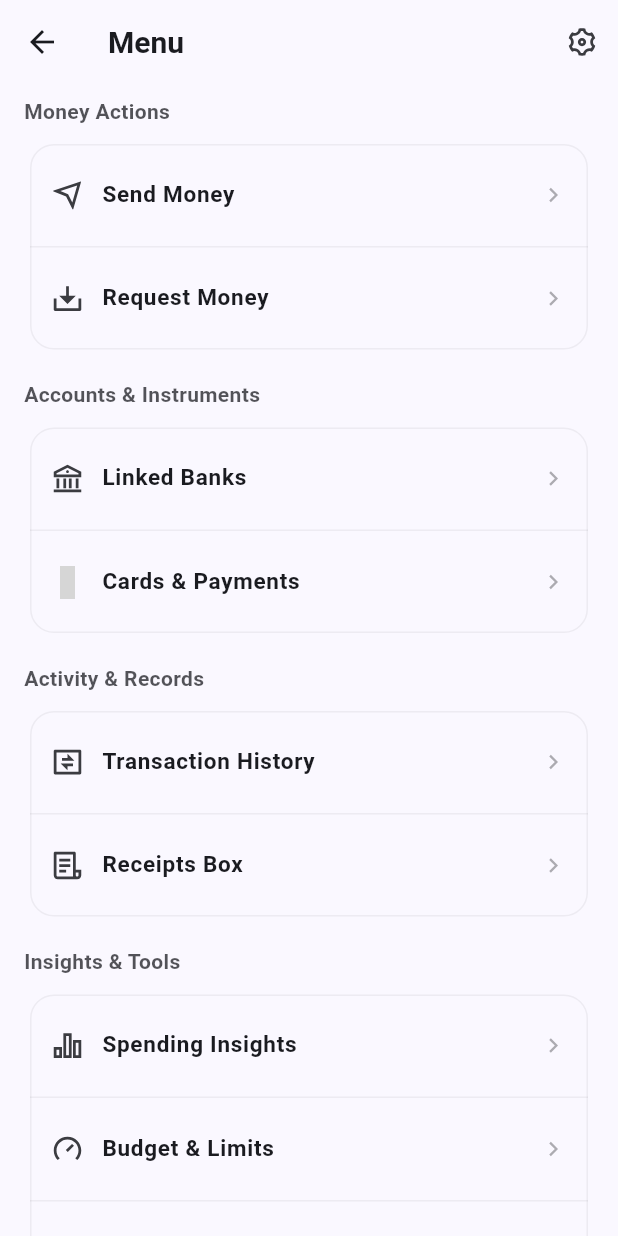
After one commit to hikaripay11/hikari-client, a Flutter app: the MenuView screen opened directly, on a phone screen of 412 x 824 dp. The commit adds this screen. Run offline on Flutter 3.47's test engine with Material 3 defaults, Android fonts, the phone set to English and light mode, and no system bars; our stand-ins replace remixicon; Roboto replaces fonts that are missing (SF Pro Display); grey boxes are pictures that could not be loaded.

Commit message:
feat(menu): implement full MenuView with feature-based folder structure
- Added MenuView under lib/features/menu/
- Structured all service sections (Money Actions, Accounts, Activity, Insights, Rewards, Support)
- Integrated Remix Icons and adaptive ColorScheme
- Added AppBar with top-right Settings entry placeholder
- Prepared routing hooks for each menu item (TODO)

```diff
--- a/lib/features/home/home_view.dart
+++ b/lib/features/home/home_view.dart
@@ -1,3 +1,4 @@
+// lib/features/home/home_view.dart
 import 'package:flutter/material.dart';
 import 'package:intl/intl.dart';
 import '../../design_system/colors.dart';
--- a/lib/features/home/widgets/account_card.dart
+++ b/lib/features/home/widgets/account_card.dart
@@ -1,3 +1,4 @@
+// lib/features/home/widgets/account_card.dart
 import 'dart:ui' show FontFeature;
 import 'package:flutter/material.dart';
 import 'package:intl/intl.dart';
--- /dev/null
+++ b/lib/features/menu/menu_view.dart
@@ -0,0 +1,178 @@
+// lib/features/menu/menu_view.dart
+import 'package:flutter/material.dart';
+import 'package:remixicon/remixicon.dart';
+import '../../design_system/colors.dart'; // HikariColor 접근 경로 수정
+
+class MenuView extends StatelessWidget {
+    const MenuView({super.key});
+
+    @override
+    Widget build(BuildContext context) {
+        final cs = Theme.of(context).colorScheme;
+
+        return Scaffold(
+            backgroundColor: cs.surface,
+            appBar: AppBar(
+                backgroundColor: cs.surface,
+                elevation: 0,
+                centerTitle: false,
+                title: Text(
+                    'Menu',
+                    style: TextStyle(
+                        color: cs.onSurface,
+                        fontWeight: FontWeight.w700,
+                        fontSize: 20,
+                    ),
+                ),
+                actions: [
+                    IconButton(
+                        icon: const Icon(Remix.settings_3_line, size: 22),
+                        color: cs.onSurface.withOpacity(0.85),
+                        tooltip: 'Settings',
+                        onPressed: () {
+                            // TODO: SettingsView 연결
+                            // Navigator.push(context, MaterialPageRoute(builder: (_) => const SettingsView()));
+                        },
+                    ),
+                ],
+            ),
+            body: ListView(
+                padding: const EdgeInsets.fromLTRB(16, 8, 16, 24),
+                children: [
+                    _Section(
+                        title: 'Money Actions',
+                        items: const [
+                            _ItemData('Send Money', Remix.send_plane_line),
+                            _ItemData('Request Money', Remix.download_2_line),
+                        ],
+                    ),
+                    _Section(
+                        title: 'Accounts & Instruments',
+                        items: const [
+                            _ItemData('Linked Banks', Remix.bank_line),
+                            _ItemData('Cards & Payments', Remix.credit_card_line),
+                        ],
+                    ),
+                    _Section(
+                        title: 'Activity & Records',
+                        items: const [
+                            _ItemData('Transaction History', Remix.exchange_box_line),
+                            _ItemData('Receipts Box', Remix.file_list_3_line),
+                        ],
+                    ),
+                    _Section(
+                        title: 'Insights & Tools',
+                        items: const [
+                            _ItemData('Spending Insights', Remix.bar_chart_2_line),
+                            _ItemData('Budget & Limits', Remix.speed_up_line),
+                            _ItemData('Currency Rates', Remix.exchange_line),
+                        ],
+                    ),
+                    _Section(
+                        title: 'Rewards & Growth',
+                        items: const [
+                            _ItemData('Rewards & Points', Remix.gift_line),
+                            _ItemData('Offers & Coupons', Remix.price_tag_3_line),
+                            _ItemData('Invite Friends', Remix.user_add_line),
+                        ],
+                    ),
+                    _Section(
+                        title: 'Support & Info',
+                        items: const [
+                            _ItemData('Help Center', Remix.question_line),
+                            _ItemData('Legal & Privacy', Remix.shield_keyhole_line),
+                            _ItemData('About Hikari', Remix.information_line),
+                        ],
+                    ),
+                    const SizedBox(height: 8),
+                ],
+            ),
+        );
+    }
+}
+
+// ------------------------ UI 컴포넌트 ------------------------
+
+class _Section extends StatelessWidget {
+    final String title;
+    final List<_ItemData> items;
+    const _Section({required this.title, required this.items});
+
+    @override
+    Widget build(BuildContext context) {
+        final cs = Theme.of(context).colorScheme;
+        return Padding(
+            padding: const EdgeInsets.only(bottom: 16),
+            child: Column(
+                crossAxisAlignment: CrossAxisAlignment.start,
+                children: [
+                    Text(
+                        title,
+                        style: TextStyle(
+                            color: cs.onSurface.withOpacity(0.75),
+                            fontWeight: FontWeight.w700,
+                            fontSize: 14,
+                        ),
+                    ),
+                    const SizedBox(height: 8),
+                    Card(
+                        elevation: 0,
+                        color: cs.surface,
+                        shape: RoundedRectangleBorder(
+                            borderRadius: BorderRadius.circular(16),
+                            side: BorderSide(color: cs.onSurface.withOpacity(0.06)),
+                        ),
+                        child: Column(
+                            children: [
+                                for (int i = 0; i < items.length; i++) ...[
+                                _MenuTile(data: items[i]),
+                                if (i != items.length - 1)
+                                    Divider(
+                                        height: 1,
+                                        thickness: 1,
+                                        color: cs.onSurface.withOpacity(0.06),
+                                    ),
+                                ],
+                            ],
+                        ),
+                    ),
+                ],
+            ),
+        );
+    }
+}
+
+class _MenuTile extends StatelessWidget {
+    final _ItemData data;
+    const _MenuTile({required this.data});
+
+    @override
+    Widget build(BuildContext context) {
+        final cs = Theme.of(context).colorScheme;
+        return ListTile(
+            leading: Icon(data.icon, size: 22, color: cs.onSurface.withOpacity(0.85)),
+            title: Text(
+                data.label,
+                style: TextStyle(
+                    color: cs.onSurface,
+                    fontWeight: FontWeight.w600,
+                    fontSize: 15,
+                ),
+            ),
+            trailing: Icon(Remix.arrow_right_s_line, size: 18, color: cs.onSurface.withOpacity(0.35)),
+            onTap: () {
+                // TODO: 라우팅 연결 (각 서비스 화면으로 이동)
+            },
+            contentPadding: const EdgeInsets.symmetric(horizontal: 14, vertical: 6),
+            horizontalTitleGap: 12,
+            minLeadingWidth: 0,
+            shape: RoundedRectangleBorder(borderRadius: BorderRadius.circular(12)),
+        );
+    }
+}
+
+class _ItemData {
+    final String label;
+    final IconData icon;
+    const _ItemData(this.label, this.icon);
+}
--- a/lib/widgets/pill_navbar.dart
+++ b/lib/widgets/pill_navbar.dart
@@ -1,3 +1,4 @@
+// lib/widgets/pill_navbar.dart
 import 'package:flutter/material.dart';
 import 'package:remixicon/remixicon.dart';
 import '../design_system/colors.dart';
```
